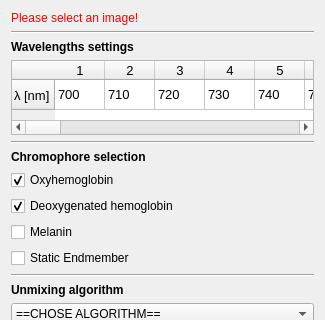
First picture: the form in Plugins/org.mitk.gui.qt.photoacoustics.spectralunmixing/src/internal/SpectralUnmixingControls.ui, repository MITK/MITK, before the edit; both pictures show x 0 to 325 and y 0 to 320 of the 325 by 768 pixel window.
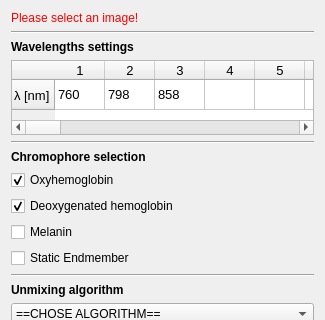
Second picture: the form after the edit. Icons and pictures are not drawn.

Commit message: updated Miniapp two work with one input file. ToDo: - add StringContainerType for string inputs - refractoring - write read me

```diff
--- a/Plugins/org.mitk.gui.qt.photoacoustics.spectralunmixing/src/internal/SpectralUnmixingControls.ui
+++ b/Plugins/org.mitk.gui.qt.photoacoustics.spectralunmixing/src/internal/SpectralUnmixingControls.ui
@@ -297,47 +297,47 @@
      </column>
      <item row="0" column="0">
       <property name="text">
-       <string>700</string>
+       <string>760</string>
       </property>
      </item>
      <item row="0" column="1">
       <property name="text">
-       <string>710</string>
+       <string>798</string>
       </property>
      </item>
      <item row="0" column="2">
       <property name="text">
-       <string>720</string>
+       <string>858</string>
       </property>
      </item>
      <item row="0" column="3">
       <property name="text">
-       <string>730</string>
+       <string/>
       </property>
      </item>
      <item row="0" column="4">
       <property name="text">
-       <string>740</string>
+       <string/>
       </property>
      </item>
      <item row="0" column="5">
       <property name="text">
-       <string>750</string>
+       <string/>
       </property>
      </item>
      <item row="0" column="6">
       <property name="text">
-       <string>760</string>
+       <string/>
       </property>
      </item>
      <item row="0" column="7">
       <property name="text">
-       <string>770</string>
+       <string/>
       </property>
      </item>
      <item row="0" column="8">
       <property name="text">
-       <string>780</string>
+       <string/>
       </property>
      </item>
      <item row="0" column="9">
```
The commit also changes 1 other file.
